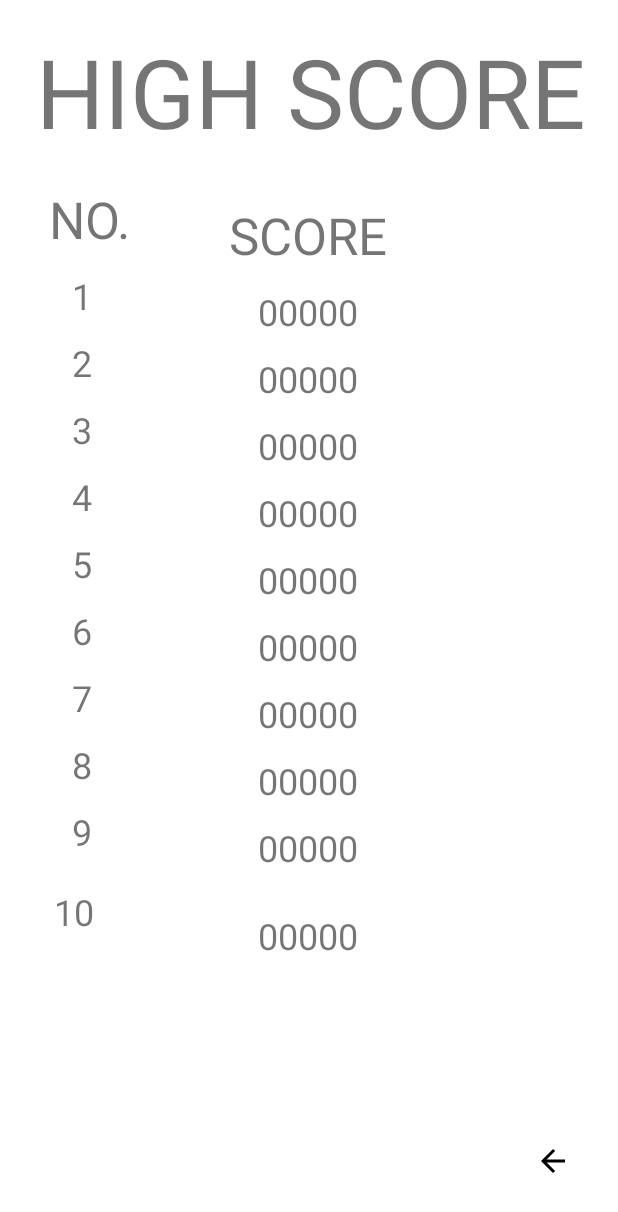
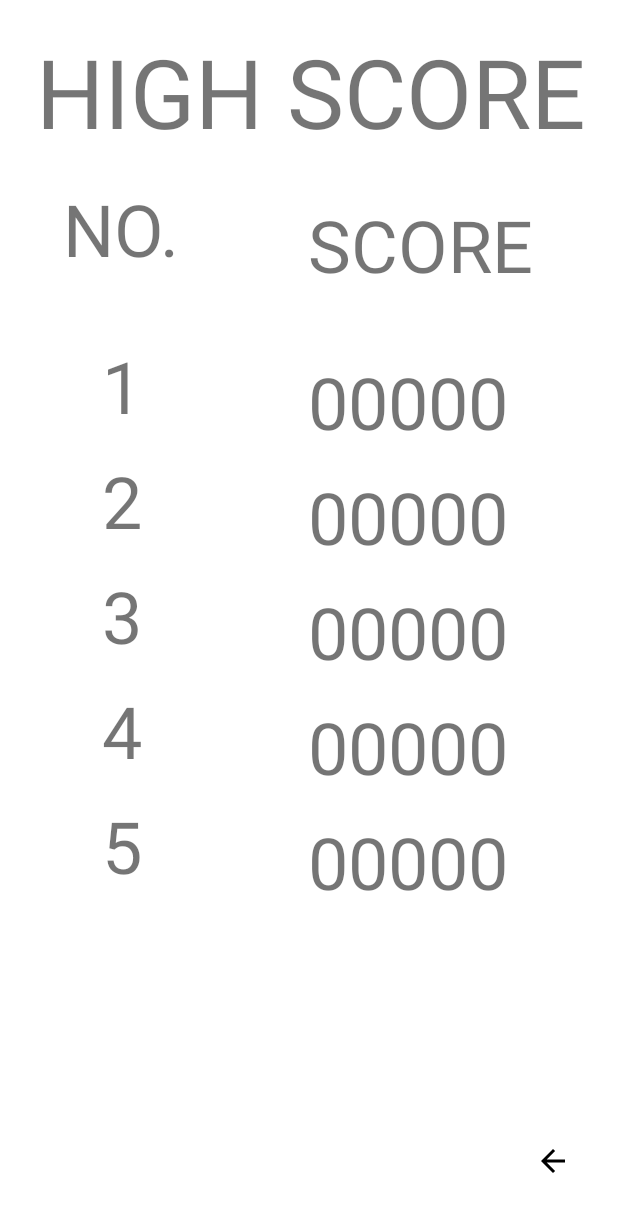
Before and after one commit to zalewskip123/projekt_aplikacji_mobilnej_space_bullet_game, an Android app: the Menu_scoreboard screen opened directly, with no data from a screen before it, on a phone screen of 412 x 824 dp. Shown: the top 1212 px of the screen. Run offline under Robolectric (Android 15) with nearby library versions, the phone set to English and light mode, and no system bars.

Commit message:
Change Scoreboard UI

```diff
--- a/app/src/main/java/com/example/space_bullet_game/Menu_scoreboard.java
+++ b/app/src/main/java/com/example/space_bullet_game/Menu_scoreboard.java
@@ -3,13 +3,18 @@ package com.example.space_bullet_game;
 import androidx.appcompat.app.AppCompatActivity;
 
 import android.content.Intent;
+import android.content.SharedPreferences;
 import android.os.Bundle;
 import android.view.View;
 import android.widget.Button;
+import android.widget.TextView;
 
 public class Menu_scoreboard extends AppCompatActivity implements View.OnClickListener
 {
     private Button changeScoreboardToMenu;
+    private TextView score1, score2, score3, score4, score5;
+    private int top1, top2, top3, top4, top5;
+    private int lastScore;
 
     Integer color;
 
@@ -23,6 +28,74 @@ public class Menu_scoreboard extends AppCompatActivity implements View.OnClickLi
 
         changeScoreboardToMenu = (Button) findViewById(R.id.button1);
         changeScoreboardToMenu.setOnClickListener(this);
+
+        /*
+        SharedPreferences preferences = getSharedPreferences("PREFS", 0);
+        lastScore = preferences.getInt("Last score", 0);
+        top1 = preferences.getInt("score1", 0);
+        top2 = preferences.getInt("score2", 0);
+        top3 = preferences.getInt("score3", 0);
+        top4 = preferences.getInt("score4", 0);
+        top5 = preferences.getInt("score5", 0);
+
+
+        if(lastScore > top5)
+        {
+            top5 = lastScore;
+            SharedPreferences.Editor editor = preferences.edit();
+            editor.putInt("top5", 0);
+            editor.apply();
+        }
+        if(lastScore > top4)
+        {
+            int temp = top4;
+            top4 = lastScore;
+            top5 = temp;
+            SharedPreferences.Editor editor = preferences.edit();
+            editor.putInt("top5", 0);
+            editor.putInt("top4", 0);
+            editor.apply();
+        }
+        if(lastScore > top3)
+        {
+            int temp = top3;
+            top3 = lastScore;
+            top4 = temp;
+            SharedPreferences.Editor editor = preferences.edit();
+            editor.putInt("top4", 0);
+            editor.putInt("top3", 0);
+            editor.apply();
+        }
+        if(lastScore > top2)
+        {
+            int temp = top2;
+            top2 = lastScore;
+            top3 = temp;
+            SharedPreferences.Editor editor = preferences.edit();
+            editor.putInt("top3", 0);
+            editor.putInt("top2", 0);
+            editor.apply();
+        }
+        if(lastScore > top1)
+        {
+            int temp = top1;
+            top1 = lastScore;
+            top2 = temp;
+            SharedPreferences.Editor editor = preferences.edit();
+            editor.putInt("top2", 0);
+            editor.putInt("top1", 0);
+            editor.apply();
+        }
+
+
+
+
+        score1.setText(top1);
+        score2.setText(top2);
+        score3.setText(top3);
+        score4.setText(top4);
+        score5.setText(top5);
+        */
     }
 
     @Override
--- a/app/src/main/res/layout/menu_scoreboard.xml
+++ b/app/src/main/res/layout/menu_scoreboard.xml
@@ -41,52 +41,81 @@
         android:layout_width="wrap_content"
         android:layout_height="wrap_content"
         android:text="NO."
-        android:textSize="34sp"
+        android:textSize="48sp"
         app:layout_constraintBottom_toBottomOf="parent"
         app:layout_constraintEnd_toStartOf="@+id/score9"
-        app:layout_constraintHorizontal_bias="0.336"
+        app:layout_constraintHorizontal_bias="0.33"
         app:layout_constraintStart_toStartOf="parent"
         app:layout_constraintTop_toBottomOf="@+id/textView"
-        app:layout_constraintVertical_bias="0.029" />
+        app:layout_constraintVertical_bias="0.024" />
 
     <TextView
         android:id="@+id/score9"
         android:layout_width="wrap_content"
         android:layout_height="wrap_content"
         android:text="SCORE"
-        android:textSize="34sp"
+        android:textSize="48sp"
         app:layout_constraintBottom_toBottomOf="parent"
         app:layout_constraintEnd_toEndOf="parent"
-        app:layout_constraintHorizontal_bias="0.498"
+        app:layout_constraintHorizontal_bias="0.783"
         app:layout_constraintStart_toStartOf="parent"
         app:layout_constraintTop_toTopOf="parent"
         app:layout_constraintVertical_bias="0.172" />
 
     <TextView
-        android:id="@+id/score1"
+        android:id="@+id/textView8"
         android:layout_width="wrap_content"
         android:layout_height="wrap_content"
-        android:layout_marginStart="88dp"
-        android:layout_marginTop="12dp"
-        android:text="00000"
-        android:textSize="24sp"
-        app:layout_constraintEnd_toEndOf="parent"
-        app:layout_constraintHorizontal_bias="0.117"
-        app:layout_constraintStart_toEndOf="@+id/textView8"
-        app:layout_constraintTop_toBottomOf="@+id/score9" />
+        android:layout_marginStart="68dp"
+        android:layout_marginTop="40dp"
+        android:text="1"
+        android:textSize="48sp"
+        app:layout_constraintStart_toStartOf="parent"
+        app:layout_constraintTop_toBottomOf="@+id/textView5" />
 
     <TextView
-        android:id="@+id/score6"
+        android:id="@+id/textView9"
         android:layout_width="wrap_content"
         android:layout_height="wrap_content"
-        android:layout_marginStart="88dp"
+        android:layout_marginStart="68dp"
         android:layout_marginTop="12dp"
-        android:text="00000"
-        android:textSize="24sp"
-        app:layout_constraintEnd_toEndOf="parent"
-        app:layout_constraintHorizontal_bias="0.117"
-        app:layout_constraintStart_toEndOf="@+id/textView44"
-        app:layout_constraintTop_toBottomOf="@+id/score5" />
+        android:text="2"
+        android:textSize="48sp"
+        app:layout_constraintStart_toStartOf="parent"
+        app:layout_constraintTop_toBottomOf="@+id/textView8" />
+
+    <TextView
+        android:id="@+id/textView34"
+        android:layout_width="wrap_content"
+        android:layout_height="wrap_content"
+        android:layout_marginStart="68dp"
+        android:layout_marginTop="12dp"
+        android:text="5"
+        android:textSize="48sp"
+        app:layout_constraintStart_toStartOf="parent"
+        app:layout_constraintTop_toBottomOf="@+id/textView11" />
+
+    <TextView
+        android:id="@+id/textView10"
+        android:layout_width="wrap_content"
+        android:layout_height="wrap_content"
+        android:layout_marginStart="68dp"
+        android:layout_marginTop="12dp"
+        android:text="3"
+        android:textSize="48sp"
+        app:layout_constraintStart_toStartOf="parent"
+        app:layout_constraintTop_toBottomOf="@+id/textView9" />
+
+    <TextView
+        android:id="@+id/textView11"
+        android:layout_width="wrap_content"
+        android:layout_height="wrap_content"
+        android:layout_marginStart="68dp"
+        android:layout_marginTop="12dp"
+        android:text="4"
+        android:textSize="48sp"
+        app:layout_constraintStart_toStartOf="parent"
+        app:layout_constraintTop_toBottomOf="@+id/textView10" />
 
     <TextView
         android:id="@+id/score4"
@@ -95,37 +124,37 @@
         android:layout_marginStart="88dp"
         android:layout_marginTop="12dp"
         android:text="00000"
-        android:textSize="24sp"
+        android:textSize="48sp"
         app:layout_constraintEnd_toEndOf="parent"
-        app:layout_constraintHorizontal_bias="0.117"
+        app:layout_constraintHorizontal_bias="0.236"
         app:layout_constraintStart_toEndOf="@+id/textView11"
         app:layout_constraintTop_toBottomOf="@+id/score3" />
 
     <TextView
-        android:id="@+id/score8"
+        android:id="@+id/score5"
         android:layout_width="wrap_content"
         android:layout_height="wrap_content"
         android:layout_marginStart="88dp"
         android:layout_marginTop="12dp"
         android:text="00000"
-        android:textSize="24sp"
+        android:textSize="48sp"
         app:layout_constraintEnd_toEndOf="parent"
-        app:layout_constraintHorizontal_bias="0.117"
-        app:layout_constraintStart_toEndOf="@+id/textView39"
-        app:layout_constraintTop_toBottomOf="@+id/score7" />
+        app:layout_constraintHorizontal_bias="0.236"
+        app:layout_constraintStart_toEndOf="@+id/textView34"
+        app:layout_constraintTop_toBottomOf="@+id/score4" />
 
     <TextView
-        android:id="@+id/score7"
+        android:id="@+id/score1"
         android:layout_width="wrap_content"
         android:layout_height="wrap_content"
         android:layout_marginStart="88dp"
-        android:layout_marginTop="12dp"
+        android:layout_marginTop="40dp"
         android:text="00000"
-        android:textSize="24sp"
+        android:textSize="48sp"
         app:layout_constraintEnd_toEndOf="parent"
-        app:layout_constraintHorizontal_bias="0.117"
-        app:layout_constraintStart_toEndOf="@+id/textView37"
-        app:layout_constraintTop_toBottomOf="@+id/score6" />
+        app:layout_constraintHorizontal_bias="0.236"
+        app:layout_constraintStart_toEndOf="@+id/textView8"
+        app:layout_constraintTop_toBottomOf="@+id/score9" />
 
     <TextView
         android:id="@+id/score3"
@@ -134,51 +163,11 @@
         android:layout_marginStart="88dp"
         android:layout_marginTop="12dp"
         android:text="00000"
-        android:textSize="24sp"
+        android:textSize="48sp"
         app:layout_constraintEnd_toEndOf="parent"
-        app:layout_constraintHorizontal_bias="0.117"
+        app:layout_constraintHorizontal_bias="0.236"
         app:layout_constraintStart_toEndOf="@+id/textView10"
         app:layout_constraintTop_toBottomOf="@+id/score2" />
-
-    <TextView
-        android:id="@+id/score5"
-        android:layout_width="wrap_content"
-        android:layout_height="wrap_content"
-        android:layout_marginStart="88dp"
-        android:layout_marginTop="12dp"
-        android:text="00000"
-        android:textSize="24sp"
-        app:layout_constraintEnd_toEndOf="parent"
-        app:layout_constraintHorizontal_bias="0.117"
-        app:layout_constraintStart_toEndOf="@+id/textView34"
-        app:layout_constraintTop_toBottomOf="@+id/score4" />
-
-    <TextView
-        android:id="@+id/textView46"
-        android:layout_width="wrap_content"
-        android:layout_height="wrap_content"
-        android:layout_marginStart="88dp"
-        android:layout_marginTop="12dp"
-        android:text="00000"
-        android:textSize="24sp"
-        app:layout_constraintEnd_toEndOf="parent"
-        app:layout_constraintHorizontal_bias="0.117"
-        app:layout_constraintStart_toEndOf="@+id/textView47"
-        app:layout_constraintTop_toBottomOf="@+id/score8" />
-
-    <TextView
-        android:id="@+id/score10"
-        android:layout_width="wrap_content"
-        android:layout_height="wrap_content"
-        android:layout_marginStart="86dp"
-        android:text="00000"
-        android:textSize="24sp"
-        app:layout_constraintBottom_toBottomOf="parent"
-        app:layout_constraintEnd_toEndOf="parent"
-        app:layout_constraintHorizontal_bias="0.117"
-        app:layout_constraintStart_toEndOf="@+id/textView48"
-        app:layout_constraintTop_toBottomOf="@+id/textView46"
-        app:layout_constraintVertical_bias="0.125" />
 
     <TextView
         android:id="@+id/score2"
@@ -187,122 +176,10 @@
         android:layout_marginStart="88dp"
         android:layout_marginTop="12dp"
         android:text="00000"
-        android:textSize="24sp"
+        android:textSize="48sp"
         app:layout_constraintEnd_toEndOf="parent"
-        app:layout_constraintHorizontal_bias="0.117"
+        app:layout_constraintHorizontal_bias="0.236"
         app:layout_constraintStart_toEndOf="@+id/textView9"
         app:layout_constraintTop_toBottomOf="@+id/score1" />
 
-    <TextView
-        android:id="@+id/textView8"
-        android:layout_width="wrap_content"
-        android:layout_height="wrap_content"
-        android:layout_marginStart="48dp"
-        android:layout_marginTop="12dp"
-        android:text="1"
-        android:textSize="24sp"
-        app:layout_constraintStart_toStartOf="parent"
-        app:layout_constraintTop_toBottomOf="@+id/textView5" />
-
-    <TextView
-        android:id="@+id/textView44"
-        android:layout_width="wrap_content"
-        android:layout_height="wrap_content"
-        android:layout_marginStart="48dp"
-        android:layout_marginTop="12dp"
-        android:text="6"
-        android:textSize="24sp"
-        app:layout_constraintStart_toStartOf="parent"
-        app:layout_constraintTop_toBottomOf="@+id/textView34" />
-
-    <TextView
-        android:id="@+id/textView37"
-        android:layout_width="wrap_content"
-        android:layout_height="wrap_content"
-        android:layout_marginStart="48dp"
-        android:layout_marginTop="12dp"
-        android:text="7"
-        android:textSize="24sp"
-        app:layout_constraintStart_toStartOf="parent"
-        app:layout_constraintTop_toBottomOf="@+id/textView44" />
-
-    <TextView
-        android:id="@+id/textView9"
-        android:layout_width="wrap_content"
-        android:layout_height="wrap_content"
-        android:layout_marginStart="48dp"
-        android:layout_marginTop="12dp"
-        android:text="2"
-        android:textSize="24sp"
-        app:layout_constraintStart_toStartOf="parent"
-        app:layout_constraintTop_toBottomOf="@+id/textView8" />
-
-    <TextView
-        android:id="@+id/textView48"
-        android:layout_width="wrap_content"
-        android:layout_height="wrap_content"
-        android:layout_marginStart="36dp"
-        android:layout_marginTop="12dp"
-        android:text="10"
-        android:textSize="24sp"
-        app:layout_constraintBottom_toBottomOf="parent"
-        app:layout_constraintStart_toStartOf="parent"
-        app:layout_constraintTop_toBottomOf="@+id/textView47"
-        app:layout_constraintVertical_bias="0.04" />
-
-    <TextView
-        android:id="@+id/textView47"
-        android:layout_width="wrap_content"
-        android:layout_height="wrap_content"
-        android:layout_marginStart="48dp"
-        android:layout_marginTop="12dp"
-        android:text="9"
-        android:textSize="24sp"
-        app:layout_constraintStart_toStartOf="parent"
-        app:layout_constraintTop_toBottomOf="@+id/textView39" />
-
-    <TextView
-        android:id="@+id/textView11"
-        android:layout_width="wrap_content"
-        android:layout_height="wrap_content"
-        android:layout_marginStart="48dp"
-        android:layout_marginTop="12dp"
-        android:text="4"
-        android:textSize="24sp"
-        app:layout_constraintStart_toStartOf="parent"
-        app:layout_constraintTop_toBottomOf="@+id/textView10" />
-
-    <TextView
-        android:id="@+id/textView34"
-        android:layout_width="wrap_content"
-        android:layout_height="wrap_content"
-        android:layout_marginStart="48dp"
-        android:layout_marginTop="12dp"
-        android:text="5"
-        android:textSize="24sp"
-        app:layout_constraintStart_toStartOf="parent"
-        app:layout_constraintTop_toBottomOf="@+id/textView11" />
-
-    <TextView
-        android:id="@+id/textView39"
-        android:layout_width="wrap_content"
-        android:layout_height="wrap_content"
-        android:layout_marginStart="48dp"
-        android:layout_marginTop="12dp"
-        android:text="8"
-        android:textSize="24sp"
-        app:layout_constraintStart_toStartOf="parent"
-        app:layout_constraintTop_toBottomOf="@+id/textView37" />
-
-    <TextView
-        android:id="@+id/textView10"
-        android:layout_width="wrap_content"
-        android:layout_height="wrap_content"
-        android:layout_marginStart="48dp"
-        android:layout_marginTop="12dp"
-        android:text="3"
-        android:textSize="24sp"
-        app:layout_constraintStart_toStartOf="parent"
-        app:layout_constraintTop_toBottomOf="@+id/textView9" />
-
 </androidx.constraintlayout.widget.ConstraintLayout>
```
